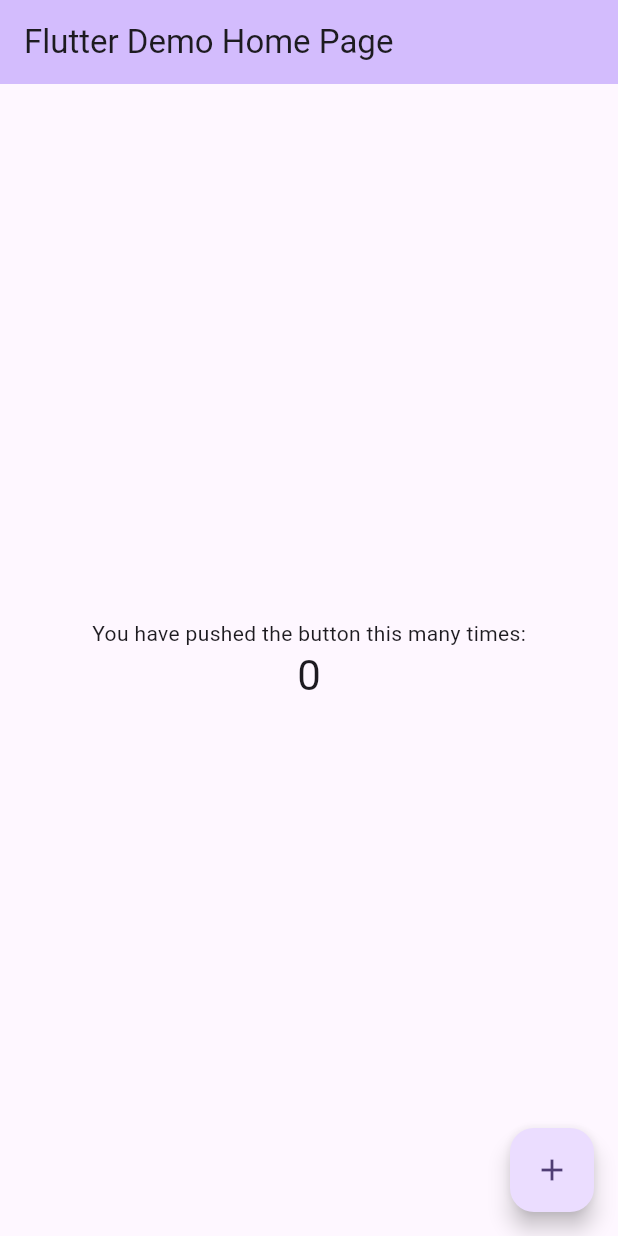
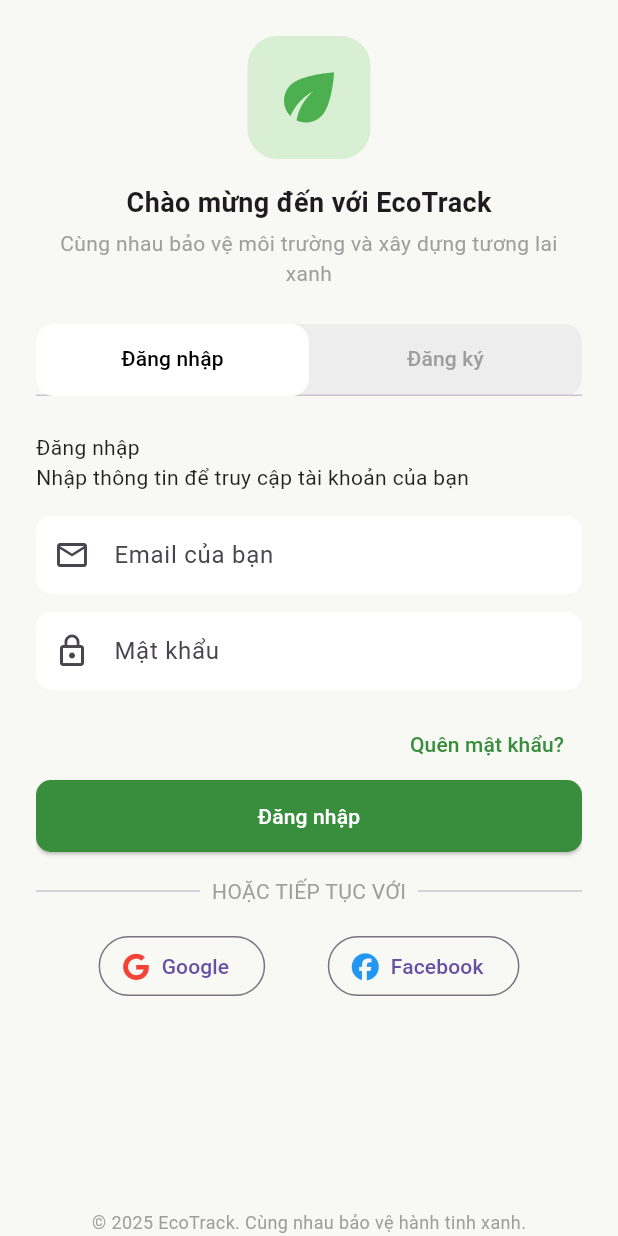
Before and after one commit to Danghoang2004/CapsTone_1_EcoTrack, a Flutter app: the screen it shows after launch, on a phone screen of 412 x 824 dp. Run offline on Flutter 3.47's test engine with Material 3 defaults, Android fonts, the phone set to English and light mode, and no system bars; our stand-ins replace font_awesome_flutter.

Commit message:
frontend logiin

```diff
--- a/Front_end/ux_ecotrack/lib/main.dart
+++ b/Front_end/ux_ecotrack/lib/main.dart
@@ -1,122 +1,269 @@
 import 'package:flutter/material.dart';
+import 'package:font_awesome_flutter/font_awesome_flutter.dart';
 
-void main() {
-  runApp(const MyApp());
+void main() async {
+  WidgetsFlutterBinding.ensureInitialized();
+  runApp(const EcoTrackApp());
 }
 
-class MyApp extends StatelessWidget {
-  const MyApp({super.key});
+class EcoTrackApp extends StatelessWidget {
+  const EcoTrackApp({super.key});
 
-  // This widget is the root of your application.
   @override
   Widget build(BuildContext context) {
     return MaterialApp(
-      title: 'Flutter Demo',
+      debugShowCheckedModeBanner: false,
+      title: 'EcoTrack',
       theme: ThemeData(
-        // This is the theme of your application.
-        //
-        // TRY THIS: Try running your application with "flutter run". You'll see
-        // the application has a purple toolbar. Then, without quitting the app,
-        // try changing the seedColor in the colorScheme below to Colors.green
-        // and then invoke "hot reload" (save your changes or press the "hot
-        // reload" button in a Flutter-supported IDE, or press "r" if you used
-        // the command line to start the app).
-        //
-        // Notice that the counter didn't reset back to zero; the application
-        // state is not lost during the reload. To reset the state, use hot
-        // restart instead.
-        //
-        // This works for code too, not just values: Most code changes can be
-        // tested with just a hot reload.
-        colorScheme: ColorScheme.fromSeed(seedColor: Colors.deepPurple),
+        primaryColor: Colors.green.shade700,
+        scaffoldBackgroundColor: const Color(0xFFF8F9F4),
+        inputDecorationTheme: InputDecorationTheme(
+          filled: true,
+          fillColor: Colors.white,
+          contentPadding: const EdgeInsets.symmetric(
+            horizontal: 16,
+            vertical: 14,
+          ),
+          border: OutlineInputBorder(
+            borderRadius: BorderRadius.circular(10),
+            borderSide: BorderSide.none,
+          ),
+        ),
       ),
-      home: const MyHomePage(title: 'Flutter Demo Home Page'),
+      home: const AuthScreen(),
     );
   }
 }
 
-class MyHomePage extends StatefulWidget {
-  const MyHomePage({super.key, required this.title});
-
-  // This widget is the home page of your application. It is stateful, meaning
-  // that it has a State object (defined below) that contains fields that affect
-  // how it looks.
-
-  // This class is the configuration for the state. It holds the values (in this
-  // case the title) provided by the parent (in this case the App widget) and
-  // used by the build method of the State. Fields in a Widget subclass are
-  // always marked "final".
-
-  final String title;
+class AuthScreen extends StatefulWidget {
+  const AuthScreen({super.key});
 
   @override
-  State<MyHomePage> createState() => _MyHomePageState();
+  State<AuthScreen> createState() => _AuthScreenState();
 }
 
-class _MyHomePageState extends State<MyHomePage> {
-  int _counter = 0;
+class _AuthScreenState extends State<AuthScreen>
+    with SingleTickerProviderStateMixin {
+  late TabController _tabController;
 
-  void _incrementCounter() {
+  // Controllers cho các ô nhập
+  final _loginEmailController = TextEditingController();
+  final _loginPasswordController = TextEditingController();
+  String? _errorMessage;
+
+  @override
+  void initState() {
+    super.initState();
+    _tabController = TabController(length: 2, vsync: this);
+  }
+
+  void _showError(String? message) {
     setState(() {
-      // This call to setState tells the Flutter framework that something has
-      // changed in this State, which causes it to rerun the build method below
-      // so that the display can reflect the updated values. If we changed
-      // _counter without calling setState(), then the build method would not be
-      // called again, and so nothing would appear to happen.
-      _counter++;
+      _errorMessage = message;
     });
+  }
+
+  void _login() {
+    final email = _loginEmailController.text.trim();
+    final password = _loginPasswordController.text.trim();
+
+    if (email.isEmpty || password.isEmpty) {
+      _showError("⚠️ Vui lòng nhập đầy đủ thông tin đăng nhập!");
+      return;
+    }
+
+    if (!RegExp(r'^[\w-\.]+@([\w-]+\.)+[\w-]{2,4}$').hasMatch(email)) {
+      _showError("⚠️ Địa chỉ email không hợp lệ!");
+      return;
+    }
+
+    if (password.length < 8) {
+      _showError("⚠️ Mật khẩu phải có ít nhất 8 ký tự!");
+      return;
+    }
+
+    _showError(null);
+    ScaffoldMessenger.of(
+      context,
+    ).showSnackBar(const SnackBar(content: Text("Đang đăng nhập...")));
   }
 
   @override
   Widget build(BuildContext context) {
-    // This method is rerun every time setState is called, for instance as done
-    // by the _incrementCounter method above.
-    //
-    // The Flutter framework has been optimized to make rerunning build methods
-    // fast, so that you can just rebuild anything that needs updating rather
-    // than having to individually change instances of widgets.
+    final green = Colors.green.shade700;
+
     return Scaffold(
-      appBar: AppBar(
-        // TRY THIS: Try changing the color here to a specific color (to
-        // Colors.amber, perhaps?) and trigger a hot reload to see the AppBar
-        // change color while the other colors stay the same.
-        backgroundColor: Theme.of(context).colorScheme.inversePrimary,
-        // Here we take the value from the MyHomePage object that was created by
-        // the App.build method, and use it to set our appbar title.
-        title: Text(widget.title),
-      ),
-      body: Center(
-        // Center is a layout widget. It takes a single child and positions it
-        // in the middle of the parent.
-        child: Column(
-          // Column is also a layout widget. It takes a list of children and
-          // arranges them vertically. By default, it sizes itself to fit its
-          // children horizontally, and tries to be as tall as its parent.
-          //
-          // Column has various properties to control how it sizes itself and
-          // how it positions its children. Here we use mainAxisAlignment to
-          // center the children vertically; the main axis here is the vertical
-          // axis because Columns are vertical (the cross axis would be
-          // horizontal).
-          //
-          // TRY THIS: Invoke "debug painting" (choose the "Toggle Debug Paint"
-          // action in the IDE, or press "p" in the console), to see the
-          // wireframe for each widget.
-          mainAxisAlignment: MainAxisAlignment.center,
-          children: <Widget>[
-            const Text('You have pushed the button this many times:'),
-            Text(
-              '$_counter',
-              style: Theme.of(context).textTheme.headlineMedium,
-            ),
-          ],
+      body: SafeArea(
+        child: SingleChildScrollView(
+          padding: const EdgeInsets.all(24),
+          keyboardDismissBehavior: ScrollViewKeyboardDismissBehavior.onDrag,
+          child: Column(
+            children: [
+              // Logo
+              Container(
+                padding: const EdgeInsets.all(16),
+                decoration: BoxDecoration(
+                  color: const Color(0xFFD8EFD3),
+                  borderRadius: BorderRadius.circular(20),
+                ),
+                child: const Icon(Icons.eco, size: 50, color: Colors.green),
+              ),
+              const SizedBox(height: 16),
+              const Text(
+                'Chào mừng đến với EcoTrack',
+                style: TextStyle(fontSize: 18, fontWeight: FontWeight.bold),
+              ),
+              const SizedBox(height: 4),
+              const Text(
+                'Cùng nhau bảo vệ môi trường và xây dựng tương lai xanh',
+                textAlign: TextAlign.center,
+                style: TextStyle(color: Colors.grey),
+              ),
+              const SizedBox(height: 24),
+
+              // Tabs
+              Container(
+                decoration: BoxDecoration(
+                  color: const Color(0xFFEDEDED),
+                  borderRadius: BorderRadius.circular(12),
+                ),
+                child: TabBar(
+                  controller: _tabController,
+                  indicator: BoxDecoration(
+                    color: Colors.white,
+                    borderRadius: BorderRadius.circular(12),
+                  ),
+                  indicatorSize: TabBarIndicatorSize.tab,
+                  labelColor: Colors.black,
+                  unselectedLabelColor: Colors.grey,
+                  tabs: const [
+                    Tab(text: 'Đăng nhập'),
+                    Tab(text: 'Đăng ký'),
+                  ],
+                ),
+              ),
+              const SizedBox(height: 24),
+
+              // Hiển thị lỗi nếu có
+              if (_errorMessage != null)
+                Container(
+                  padding: const EdgeInsets.all(10),
+                  margin: const EdgeInsets.only(bottom: 12),
+                  decoration: BoxDecoration(
+                    color: Colors.red.shade100,
+                    borderRadius: BorderRadius.circular(8),
+                  ),
+                  child: Text(
+                    _errorMessage!,
+                    style: const TextStyle(color: Colors.red),
+                    textAlign: TextAlign.center,
+                  ),
+                ),
+
+              Container(
+                height: MediaQuery.of(context).size.height * 0.6,
+                child: TabBarView(
+                  controller: _tabController,
+                  children: [_buildLoginForm(green)],
+                ),
+              ),
+
+              const SizedBox(height: 24),
+              const Text(
+                '© 2025 EcoTrack. Cùng nhau bảo vệ hành tinh xanh.',
+                style: TextStyle(color: Colors.grey, fontSize: 12),
+              ),
+            ],
+          ),
         ),
       ),
-      floatingActionButton: FloatingActionButton(
-        onPressed: _incrementCounter,
-        tooltip: 'Increment',
-        child: const Icon(Icons.add),
-      ), // This trailing comma makes auto-formatting nicer for build methods.
+    );
+  }
+
+  Widget _buildLoginForm(Color green) {
+    return SingleChildScrollView(
+      child: Column(
+        crossAxisAlignment: CrossAxisAlignment.stretch,
+        children: [
+          const Text(
+            'Đăng nhập\nNhập thông tin để truy cập tài khoản của bạn',
+            style: TextStyle(fontSize: 14, color: Colors.black87),
+          ),
+          const SizedBox(height: 16),
+          TextField(
+            controller: _loginEmailController,
+            decoration: const InputDecoration(
+              prefixIcon: Icon(Icons.email_outlined),
+              hintText: 'Email của bạn',
+            ),
+          ),
+          const SizedBox(height: 12),
+          TextField(
+            controller: _loginPasswordController,
+            obscureText: true,
+            decoration: const InputDecoration(
+              prefixIcon: Icon(Icons.lock_outline),
+              hintText: 'Mật khẩu',
+            ),
+          ),
+          const SizedBox(height: 12),
+          Align(
+            alignment: Alignment.centerRight,
+            child: TextButton(
+              onPressed: () {},
+              child: Text('Quên mật khẩu?', style: TextStyle(color: green)),
+            ),
+          ),
+          ElevatedButton(
+            style: ElevatedButton.styleFrom(
+              backgroundColor: green,
+              shape: RoundedRectangleBorder(
+                borderRadius: BorderRadius.circular(10),
+              ),
+              padding: const EdgeInsets.symmetric(vertical: 14),
+            ),
+            onPressed: _login,
+            child: const Text(
+              'Đăng nhập',
+              style: TextStyle(color: Colors.white),
+            ),
+          ),
+          const SizedBox(height: 16),
+          const Row(
+            children: [
+              Expanded(child: Divider(thickness: 1)),
+              Padding(
+                padding: EdgeInsets.symmetric(horizontal: 8),
+                child: Text(
+                  'HOẶC TIẾP TỤC VỚI',
+                  style: TextStyle(color: Colors.grey),
+                ),
+              ),
+              Expanded(child: Divider(thickness: 1)),
+            ],
+          ),
+          const SizedBox(height: 16),
+          _buildSocialButtons(),
+        ],
+      ),
+    );
+  }
+
+  Widget _buildSocialButtons() {
+    return Row(
+      mainAxisAlignment: MainAxisAlignment.spaceEvenly,
+      children: [
+        OutlinedButton.icon(
+          onPressed: () {},
+          icon: const FaIcon(FontAwesomeIcons.google, color: Colors.red),
+          label: const Text('Google'),
+        ),
+        OutlinedButton.icon(
+          onPressed: () {},
+          icon: const FaIcon(FontAwesomeIcons.facebook, color: Colors.blue),
+          label: const Text('Facebook'),
+        ),
+      ],
     );
   }
 }
--- a/Front_end/ux_ecotrack/pubspec.yaml
+++ b/Front_end/ux_ecotrack/pubspec.yaml
@@ -34,6 +34,7 @@ dependencies:
   # The following adds the Cupertino Icons font to your application.
   # Use with the CupertinoIcons class for iOS style icons.
   cupertino_icons: ^1.0.8
+  font_awesome_flutter: ^10.7.0
 
 dev_dependencies:
   flutter_test:
```
Also changed, not shown: Front_end/ux_ecotrack/pubspec.lock.
